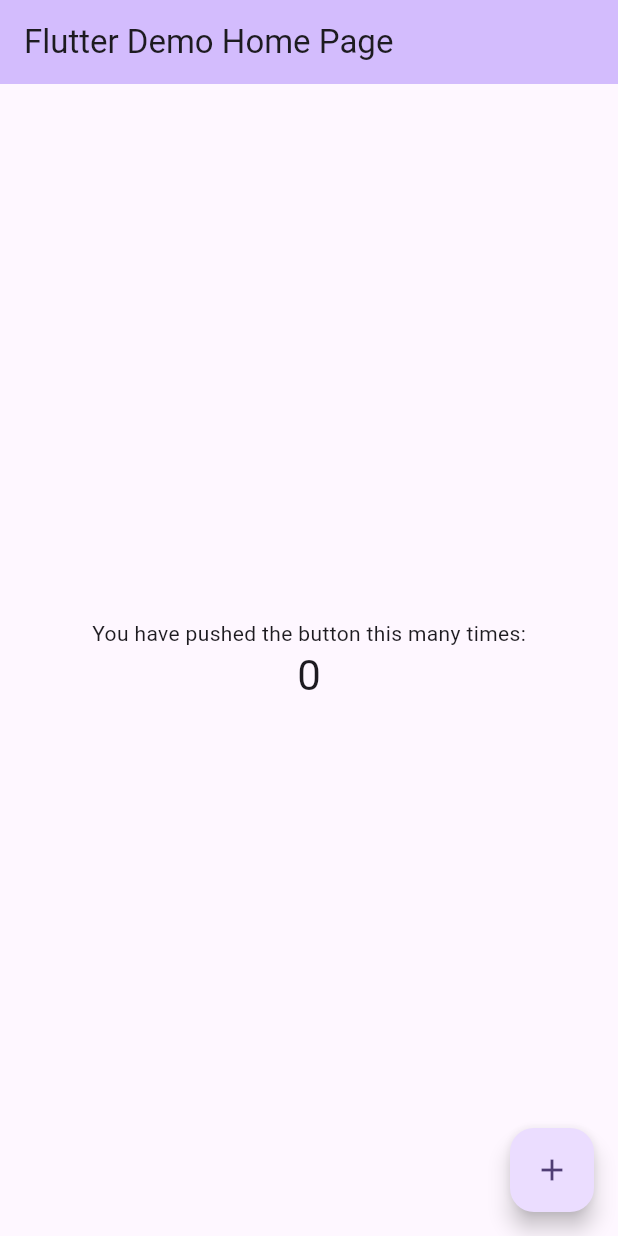
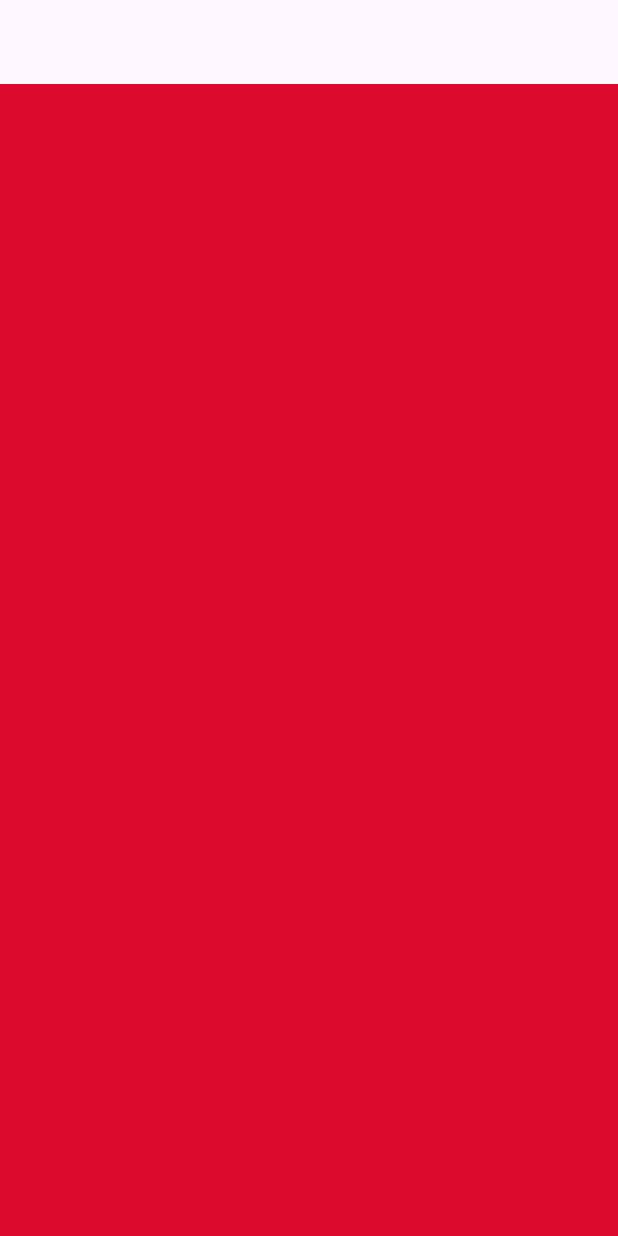
Before and after one commit to PaulJeconiah/pokedex-with-flutter, a Flutter app: the screen it shows after launch, on a phone screen of 412 x 824 dp. Run offline on Flutter 3.47's test engine with Material 3 defaults, Android fonts, the phone set to English and light mode, and no system bars.

Commit message:
Mencoba membuat home page

```diff
--- a/lib/main.dart
+++ b/lib/main.dart
@@ -1,4 +1,5 @@
 import 'package:flutter/material.dart';
+import 'package:pokedex_with_flutter/pages/home_page.dart';
 
 void main() {
   runApp(const MyApp());
@@ -7,116 +8,8 @@ void main() {
 class MyApp extends StatelessWidget {
   const MyApp({super.key});
 
-  // This widget is the root of your application.
   @override
   Widget build(BuildContext context) {
-    return MaterialApp(
-      title: 'Flutter Demo',
-      theme: ThemeData(
-        // This is the theme of your application.
-        //
-        // TRY THIS: Try running your application with "flutter run". You'll see
-        // the application has a purple toolbar. Then, without quitting the app,
-        // try changing the seedColor in the colorScheme below to Colors.green
-        // and then invoke "hot reload" (save your changes or press the "hot
-        // reload" button in a Flutter-supported IDE, or press "r" if you used
-        // the command line to start the app).
-        //
-        // Notice that the counter didn't reset back to zero; the application
-        // state is not lost during the reload. To reset the state, use hot
-        // restart instead.
-        //
-        // This works for code too, not just values: Most code changes can be
-        // tested with just a hot reload.
-        colorScheme: ColorScheme.fromSeed(seedColor: Colors.deepPurple),
-      ),
-      home: const MyHomePage(title: 'Flutter Demo Home Page'),
-    );
+    return MaterialApp(home: HomePage());
   }
 }
-
-class MyHomePage extends StatefulWidget {
-  const MyHomePage({super.key, required this.title});
-
-  // This widget is the home page of your application. It is stateful, meaning
-  // that it has a State object (defined below) that contains fields that affect
-  // how it looks.
-
-  // This class is the configuration for the state. It holds the values (in this
-  // case the title) provided by the parent (in this case the App widget) and
-  // used by the build method of the State. Fields in a Widget subclass are
-  // always marked "final".
-
-  final String title;
-
-  @override
-  State<MyHomePage> createState() => _MyHomePageState();
-}
-
-class _MyHomePageState extends State<MyHomePage> {
-  int _counter = 0;
-
-  void _incrementCounter() {
-    setState(() {
-      // This call to setState tells the Flutter framework that something has
-      // changed in this State, which causes it to rerun the build method below
-      // so that the display can reflect the updated values. If we changed
-      // _counter without calling setState(), then the build method would not be
-      // called again, and so nothing would appear to happen.
-      _counter++;
-    });
-  }
-
-  @override
-  Widget build(BuildContext context) {
-    // This method is rerun every time setState is called, for instance as done
-    // by the _incrementCounter method above.
-    //
-    // The Flutter framework has been optimized to make rerunning build methods
-    // fast, so that you can just rebuild anything that needs updating rather
-    // than having to individually change instances of widgets.
-    return Scaffold(
-      appBar: AppBar(
-        // TRY THIS: Try changing the color here to a specific color (to
-        // Colors.amber, perhaps?) and trigger a hot reload to see the AppBar
-        // change color while the other colors stay the same.
-        backgroundColor: Theme.of(context).colorScheme.inversePrimary,
-        // Here we take the value from the MyHomePage object that was created by
-        // the App.build method, and use it to set our appbar title.
-        title: Text(widget.title),
-      ),
-      body: Center(
-        // Center is a layout widget. It takes a single child and positions it
-        // in the middle of the parent.
-        child: Column(
-          // Column is also a layout widget. It takes a list of children and
-          // arranges them vertically. By default, it sizes itself to fit its
-          // children horizontally, and tries to be as tall as its parent.
-          //
-          // Column has various properties to control how it sizes itself and
-          // how it positions its children. Here we use mainAxisAlignment to
-          // center the children vertically; the main axis here is the vertical
-          // axis because Columns are vertical (the cross axis would be
-          // horizontal).
-          //
-          // TRY THIS: Invoke "debug painting" (choose the "Toggle Debug Paint"
-          // action in the IDE, or press "p" in the console), to see the
-          // wireframe for each widget.
-          mainAxisAlignment: MainAxisAlignment.center,
-          children: <Widget>[
-            const Text('You have pushed the button this many times:'),
-            Text(
-              '$_counter',
-              style: Theme.of(context).textTheme.headlineMedium,
-            ),
-          ],
-        ),
-      ),
-      floatingActionButton: FloatingActionButton(
-        onPressed: _incrementCounter,
-        tooltip: 'Increment',
-        child: const Icon(Icons.add),
-      ), // This trailing comma makes auto-formatting nicer for build methods.
-    );
-  }
-}
--- /dev/null
+++ b/lib/pages/home_page.dart
@@ -0,0 +1,13 @@
+import 'package:flutter/material.dart';
+
+class HomePage extends StatelessWidget {
+  const HomePage({super.key});
+
+  @override
+  Widget build(BuildContext context) {
+    return Scaffold(
+      backgroundColor: Color(0xFFDC0A2D),
+      body: Column(children: [AppBar()]),
+    );
+  }
+}
```
Also changed, not shown: assets/images/Pokeball.png (added).
